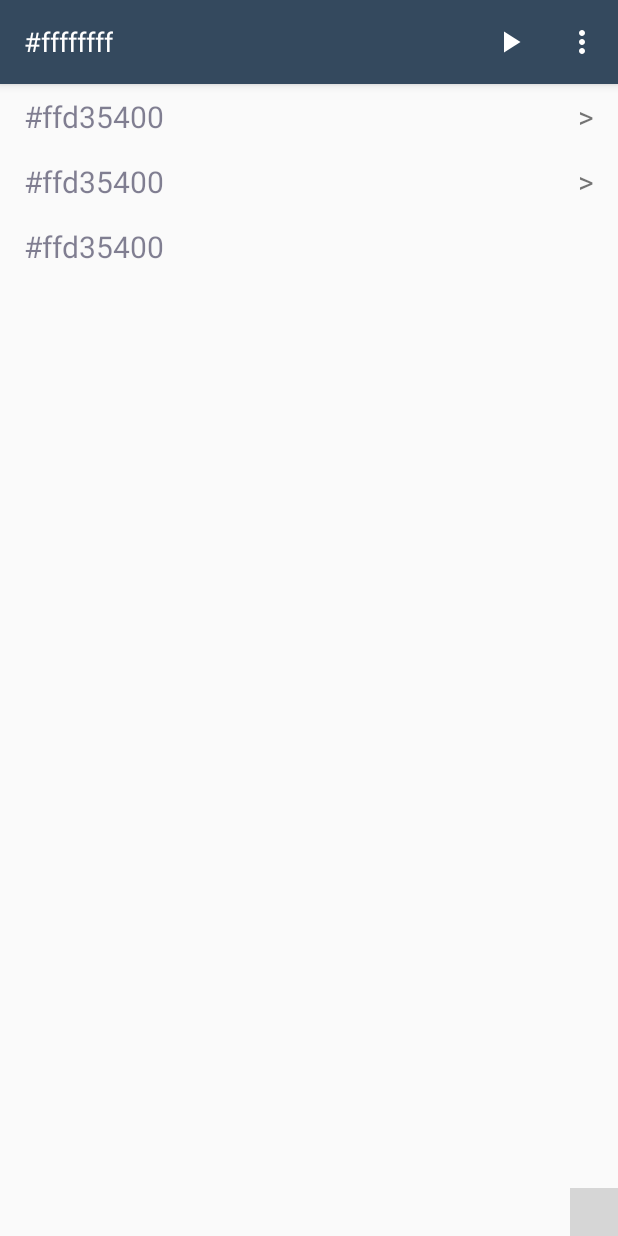
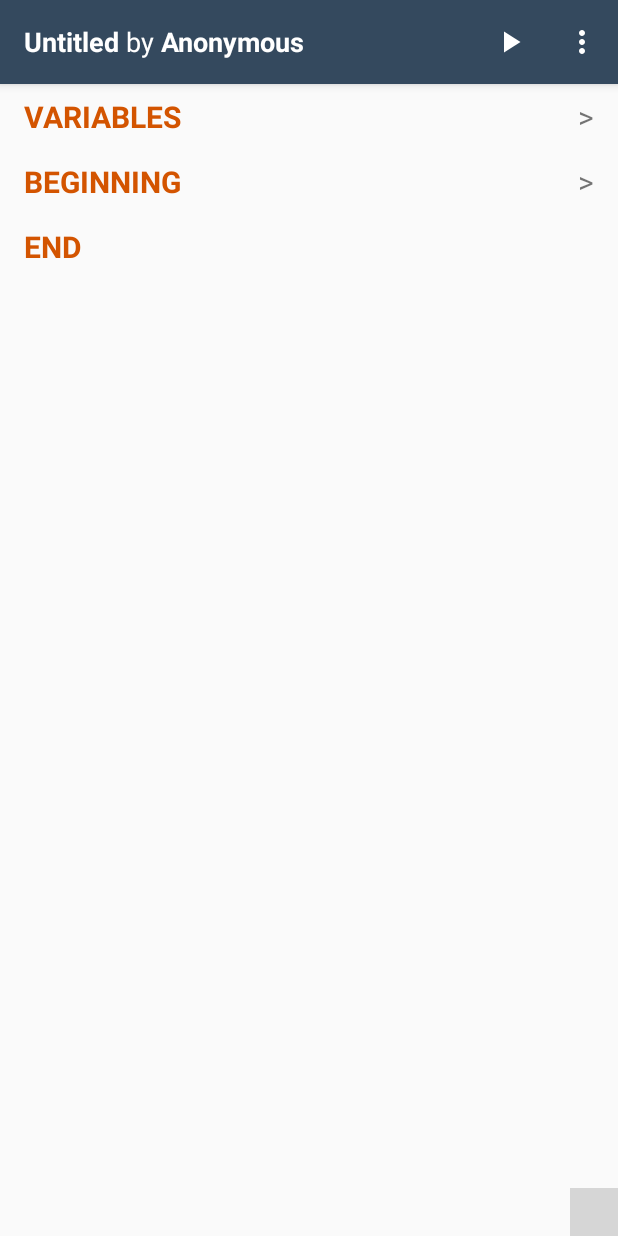
Before and after one commit to Skyost/Algogo, an Android app: the screen it shows after launch (MainActivity), on a phone screen of 412 x 824 dp. Run offline under Robolectric (Android 15) with nearby library versions, the phone set to English and light mode, and no system bars; libraries missing offline, so code that uses them is left out: com.dekoservidoni.omfm, com.nabinbhandari.android, com.rustamg.filedialogs, de.mateware.snacky, org.antlr.v4; plain views replace OneMoreFabMenu; 2 statements that could not run were skipped; grey boxes are pictures that could not be loaded.

Commit message:
Fixed some problems with the new language system.

```diff
--- a/core/src/main/java/xyz/algogo/core/evaluator/atom/InterruptionAtom.java
+++ b/core/src/main/java/xyz/algogo/core/evaluator/atom/InterruptionAtom.java
@@ -1,6 +1,4 @@
 package xyz.algogo.core.evaluator.atom;
-
-import xyz.algogo.core.language.Language;
 
 /**
  * Creates a new interruption atom.
@@ -23,11 +21,6 @@ public class InterruptionAtom extends Atom<Integer> {
 	}
 
 	@Override
-	public final String toLanguage(final Language language) {
-		return null;
-	}
-
-	@Override
 	public InterruptionAtom copy() {
 		return new InterruptionAtom();
 	}
--- a/mobile/build.gradle
+++ b/mobile/build.gradle
@@ -23,8 +23,8 @@ android {
         applicationId "fr.skyost.algo.mobile"
         minSdkVersion 16
         targetSdkVersion 27
-        versionCode 6
-        versionName "v1.0"
+        versionCode 7
+        versionName "v1.0.1"
         vectorDrawables.useSupportLibrary = true
     }
 
--- a/mobile/src/main/java/xyz/algogo/mobile/language/AlgorithmLocalization.java
+++ b/mobile/src/main/java/xyz/algogo/mobile/language/AlgorithmLocalization.java
@@ -1,6 +1,8 @@
 package xyz.algogo.mobile.language;
 
+import android.support.v4.content.ContextCompat;
 import android.widget.TextView;
+
 import xyz.algogo.core.Algorithm;
 import xyz.algogo.core.evaluator.variable.VariableType;
 import xyz.algogo.core.language.DefaultLanguageImplementation;
@@ -57,8 +59,8 @@ public class AlgorithmLocalization extends DefaultLanguageImplementation {
 	 */
 
 	public final void translate(final Statement statement, final TextView textView) {
-		textView.setText(Utils.fromHtml(this.translate(statement)));
-		textView.setTextColor(getColor(statement));
+		textView.setText(Utils.fromHtml(statement.toLanguage(this)));
+		textView.setTextColor(ContextCompat.getColor(adapter.getActivity(), getColor(statement)));
 	}
 
 	/**
@@ -97,14 +99,14 @@ public class AlgorithmLocalization extends DefaultLanguageImplementation {
 	private void addTranslations() {
 		this.putTranslation(AlgorithmRootBlock.class, (TranslationFunction<AlgorithmRootBlock>) statement -> {
 			final Algorithm algorithm = adapter.getAlgorithm();
-			return getString(android.R.color.white, R.string.main_title, algorithm.getTitle(), algorithm.getAuthor());
+			return getString(R.string.main_title, algorithm.getTitle(), algorithm.getAuthor());
 		});
-		this.putTranslation(VariablesBlock.class, (TranslationFunction<VariablesBlock>) statement -> getString(R.color.rootBlockStatementColor, R.string.statement_root_variables));
-		this.putTranslation(BeginningBlock.class, (TranslationFunction<BeginningBlock>) statement -> getString(R.color.rootBlockStatementColor, R.string.statement_root_beginning));
-		this.putTranslation(EndBlock.class, (TranslationFunction<EndBlock>) statement -> getString(R.color.rootBlockStatementColor, R.string.statement_root_end));
+		this.putTranslation(VariablesBlock.class, (TranslationFunction<VariablesBlock>) statement -> getString(R.string.statement_root_variables));
+		this.putTranslation(BeginningBlock.class, (TranslationFunction<BeginningBlock>) statement -> getString(R.string.statement_root_beginning));
+		this.putTranslation(EndBlock.class, (TranslationFunction<EndBlock>) statement -> getString(R.string.statement_root_end));
 
-		this.putTranslation(CreateVariableStatement.class, (TranslationFunction<CreateVariableStatement>) statement -> getString(R.color.simpleStatementColor, R.string.statement_simple_createVariableStatement, statement.getIdentifier(), adapter.getActivity().getString(statement.getType() == VariableType.NUMBER ? R.string.statement_simple_createVariableStatement_number : R.string.statement_simple_createVariableStatement_string)));
-		this.putTranslation(AssignStatement.class, (TranslationFunction<AssignStatement>) statement -> getString(R.color.simpleStatementColor, R.string.statement_simple_assignStatement, statement.getIdentifier(), Utils.escapeHTML(statement.getValue().toLanguage(this))));
+		this.putTranslation(CreateVariableStatement.class, (TranslationFunction<CreateVariableStatement>) statement -> getString(R.string.statement_simple_createVariableStatement, statement.getIdentifier(), getString(statement.getType() == VariableType.NUMBER ? R.string.statement_simple_createVariableStatement_number : R.string.statement_simple_createVariableStatement_string)));
+		this.putTranslation(AssignStatement.class, (TranslationFunction<AssignStatement>) statement -> getString(R.string.statement_simple_assignStatement, statement.getIdentifier(), Utils.escapeHTML(statement.getValue().toLanguage(this))));
 		this.putTranslation(PromptStatement.class, (TranslationFunction<PromptStatement>) statement -> {
 			String message = getString(R.string.statement_simple_promptStatement, statement.getIdentifier());
 			if(statement.getMessage() != null) {
@@ -133,12 +135,12 @@ public class AlgorithmLocalization extends DefaultLanguageImplementation {
 
 			return content;
 		});
-		this.putTranslation(IfBlock.class, (TranslationFunction<IfBlock>) statement -> getString(R.color.blockStatementColor, R.string.statement_block_ifBlock, Utils.escapeHTML(statement.getCondition().toLanguage(this))));
-		this.putTranslation(ElseBlock.class, (TranslationFunction<ElseBlock>) statement -> getString(R.color.blockStatementColor, R.string.statement_block_elseBlock));
-		this.putTranslation(ForLoop.class, (TranslationFunction<ForLoop>) statement -> getString(R.color.blockStatementColor, R.string.statement_loop_forLoop, statement.getIdentifier(), Utils.escapeHTML(statement.getStart().toLanguage(this)), Utils.escapeHTML(statement.getEnd().toLanguage(this))));
-		this.putTranslation(WhileLoop.class, (TranslationFunction<WhileLoop>) statement -> getString(R.color.blockStatementColor, R.string.statement_loop_whileLoop, Utils.escapeHTML(statement.getCondition().toLanguage(this))));
-		this.putTranslation(LineComment.class, (TranslationFunction<LineComment>) statement -> getString(R.color.commentColor, R.string.statement_comment_lineComment, Utils.escapeHTML(statement.getContent())));
-		this.putTranslation(BlockComment.class, (TranslationFunction<BlockComment>) statement -> getString(R.color.commentColor, R.string.statement_comment_blockComment, Utils.escapeHTML(statement.getContent()).replace(System.getProperty("line.separator"), "<br>")));
+		this.putTranslation(IfBlock.class, (TranslationFunction<IfBlock>) statement -> getString(R.string.statement_block_ifBlock, Utils.escapeHTML(statement.getCondition().toLanguage(this))));
+		this.putTranslation(ElseBlock.class, (TranslationFunction<ElseBlock>) statement -> getString(R.string.statement_block_elseBlock));
+		this.putTranslation(ForLoop.class, (TranslationFunction<ForLoop>) statement -> getString(R.string.statement_loop_forLoop, statement.getIdentifier(), Utils.escapeHTML(statement.getStart().toLanguage(this)), Utils.escapeHTML(statement.getEnd().toLanguage(this))));
+		this.putTranslation(WhileLoop.class, (TranslationFunction<WhileLoop>) statement -> getString(R.string.statement_loop_whileLoop, Utils.escapeHTML(statement.getCondition().toLanguage(this))));
+		this.putTranslation(LineComment.class, (TranslationFunction<LineComment>) statement -> getString(R.string.statement_comment_lineComment, Utils.escapeHTML(statement.getContent())));
+		this.putTranslation(BlockComment.class, (TranslationFunction<BlockComment>) statement -> getString(R.string.statement_comment_blockComment, Utils.escapeHTML(statement.getContent()).replace(System.getProperty("line.separator"), "<br>")));
 	}
 
 	/**
--- a/mobile/src/main/res/values/strings.xml
+++ b/mobile/src/main/res/values/strings.xml
@@ -28,13 +28,13 @@
     <string name="statement_root_end">&lt;strong&gt;END&lt;/strong&gt;</string>
 
     <string name="statement_simple_noLineBreak">&lt;em&gt;(No line break)&lt;/em&gt;</string>
-    <string name="statement_simple_optionalString">"&lt;em&gt;%s&lt;/em&gt;"</string>
+    <string name="statement_simple_optionalString">\"&lt;em&gt;%s&lt;/em&gt;\"</string>
     <string name="statement_simple_createVariableStatement">&lt;strong&gt;%s&lt;/strong&gt; : &lt;em&gt;%s&lt;/em&gt;</string>
     <string name="statement_simple_createVariableStatement_number">NUMBER</string>
     <string name="statement_simple_createVariableStatement_string">STRING</string>
     <string name="statement_simple_assignStatement">&lt;strong&gt;%s&lt;/strong&gt; ← &lt;strong&gt;%s&lt;/strong&gt;</string>
     <string name="statement_simple_promptStatement">&lt;strong&gt;PROMPT&lt;/strong&gt; &lt;em&gt;%s&lt;/em&gt;</string>
-    <string name="statement_simple_printStatement">&lt;strong&gt;PRINT&lt;/strong&gt; "&lt;em&gt;%s&lt;/em&gt;"</string>
+    <string name="statement_simple_printStatement">&lt;strong&gt;PRINT&lt;/strong&gt; \"&lt;em&gt;%s&lt;/em&gt;\"</string>
     <string name="statement_simple_printVariableStatement">&lt;strong&gt;PRINT VARIABLE&lt;/strong&gt; &lt;em&gt;%s&lt;/em&gt;</string>
 
     <string name="statement_block_ifBlock">&lt;strong&gt;IF&lt;/strong&gt; &lt;em&gt;%s&lt;/em&gt; &lt;strong&gt;THEN&lt;/strong&gt;</string>
@@ -102,7 +102,7 @@
 
     <string name="snackbar_message_saved">Saved algorithm with success at the following location : %s</string>
     <string name="snackbar_error_parse">Parse error line %d : %s.</string>
-    <string name="snackbar_error_generic">Cannot perform operation : \"%s\".</string>
+    <string name="snackbar_error_generic">Cannot perform operation : %s</string>
     <string name="snackbar_error_wrongLocation">Cannot add this line here !</string>
     <string name="snackbar_error_noVariable">You must add a variable first !</string>
     <string name="snackbar_error_noNumberVariable">You must add a number variable first !</string>
```
Also changed, not shown: 1 other file.
